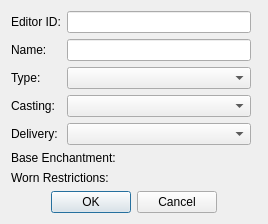
DavidJCobb/DovahKit, file native/src/DovahKit/ui/form_windows/enchantment.ui: the form before one commit.
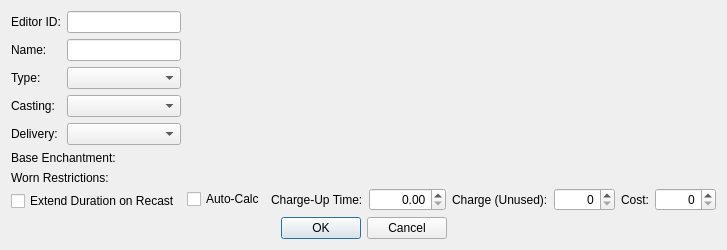
The form after the commit. Custom widgets are drawn as their Qt base class.

Diff of the .ui file:
```diff
--- a/native/src/DovahKit/ui/form_windows/enchantment.ui
+++ b/native/src/DovahKit/ui/form_windows/enchantment.ui
@@ -133,10 +133,10 @@
        </property>
       </widget>
      </item>
-     <item row="1" column="1">
-      <widget class="DKFormPicker" name="wornRestrictions">
-       <property name="whatsThis">
-        <string>A FormList of Keywords. The player will only be allowed to apply this enchantment to weapons or armor that have one of the keywords in this list.</string>
+     <item row="2" column="0" colspan="2">
+      <widget class="QCheckBox" name="flagExtendOnRecast">
+       <property name="text">
+        <string>Extend Duration on Recast</string>
        </property>
       </widget>
      </item>
@@ -145,7 +145,118 @@
    <item row="0" column="1" rowspan="2">
     <layout class="QVBoxLayout" name="verticalLayout">
      <item>
-      <widget class="DKMagicEffectListWidget" name="effects"/>
+      <widget class="DKMagicEffectListWidget" name="effects">
+       <property name="whatsThis">
+        <string extracomment="Source for the information on condition oddities is KernalsEgg's documentation for Scrambled Bugs.">&lt;p&gt;These are the Magic Effects associated with this Enchantment. Effects' magnitudes, durations, and areas of effect can be configured individually from here, such that a handful of Magic Effects can be shared across several different spells and enchantments with different settings in each. Additionally, conditions can be defined here, in order to temporarily enable and disable Magic Effects in real time during play.&lt;/p&gt;
+&lt;p&gt;Note that when the player learns an enchantment and then applies that enchantment to other items, the Enchantment's per-effect conditions (intentionally) will not be applied to the newly-enchanted items. Additionally, the presence of any per-effect conditions on the Enchantment can aggravate other bugs that affect calculation of a player-enchanted item's monetary value and (if it's a weapon) charge drain per attack. It's safe to define the conditions within the Magic Effect; it's Enchantment-side conditions that lead to odd behavior under the hood.&lt;/p&gt;</string>
+       </property>
+      </widget>
+     </item>
+     <item>
+      <layout class="QHBoxLayout" name="horizontalLayout">
+       <item>
+        <widget class="QCheckBox" name="flagAutoCalc">
+         <property name="whatsThis">
+          <string>&lt;p&gt;If this box is checked, then the game will auto-calculate the enchantment's charge and cost based on its effects. The enchantment's total cost (determining both the amount of charge that is drained when using the enchantment, and the monetary value added to an enchantment item) is the sum of the effects' magicka costs.&lt;/p&gt;</string>
+         </property>
+         <property name="text">
+          <string>Auto-Calc</string>
+         </property>
+        </widget>
+       </item>
+       <item>
+        <spacer name="horizontalSpacer_3">
+         <property name="orientation">
+          <enum>Qt::Horizontal</enum>
+         </property>
+         <property name="sizeHint" stdset="0">
+          <size>
+           <width>0</width>
+           <height>20</height>
+          </size>
+         </property>
+        </spacer>
+       </item>
+       <item>
+        <widget class="QLabel" name="label_8">
+         <property name="text">
+          <string>Charge-Up Time:</string>
+         </property>
+         <property name="buddy">
+          <cstring>chargeTime</cstring>
+         </property>
+        </widget>
+       </item>
+       <item>
+        <widget class="QDoubleSpinBox" name="chargeTime">
+         <property name="whatsThis">
+          <string>This is the amount of time that the player must hold the Weapon Swing button in order to charge up a staff's enchantment. Once the button has been down for that long, the enchantment will fire when the button is released.</string>
+         </property>
+         <property name="alignment">
+          <set>Qt::AlignRight|Qt::AlignTrailing|Qt::AlignVCenter</set>
+         </property>
+         <property name="maximum">
+          <double>99999.000000000000000</double>
+         </property>
+        </widget>
+       </item>
+       <item>
+        <widget class="QLabel" name="label_9">
+         <property name="text">
+          <string>Charge (Unused):</string>
+         </property>
+         <property name="buddy">
+          <cstring>chargeAmount</cstring>
+         </property>
+        </widget>
+       </item>
+       <item>
+        <widget class="QSpinBox" name="chargeAmount">
+         <property name="whatsThis">
+          <string>&lt;p&gt;This is a development leftover from Daggerfall, Morrowind, and possibly Oblivion, and is not used in Skyrim. If you want to configure the maximum charge (as in, &quot;battery life&quot;) for an Armor or Weapon with a predefined enchantment, you can do that when editing the Armor or Weapon. You cannot influence the charge available on items the player applies this enchantment to; that's computed based on the enchantment's magicka cost (not including any adjustments the player makes to the enchantment's power).&lt;/p&gt;
+&lt;hr/&gt;
+&lt;p&gt;In order to understand what this field is (or rather, used to be), it's important to understand a major difference in how player-made enchantments work pre- and post-Skyrim. &lt;strong&gt;The text below is historical information and is not needed for Skyrim modding, except to convey that this field isn't used anymore and does nothing.&lt;/strong&gt;&lt;/p&gt;
+&lt;p&gt;In Skyrim, you must acquire items that have predefined enchantments, and then &quot;disenchant&quot; them, destroying the items in order to &quot;learn&quot; the enchantments. Once you've learned an enchantment, you can apply that enchantment to new items, adjusting the enchantment's strength as desired in order to strike your preferred balance between power and charge (i.e. your item's &quot;battery life&quot;). Under the hood, the game creates a copy of the predefined Enchantment form that your character has learned, strips off all the Enchantment-side effect conditions, scales the effect magnitudes, and writes the new Enchantment form directly into your save file before then applying it to your item.&lt;/p&gt;
+&lt;p&gt;Prior to Skyrim, disenchantment didn't exist, and you couldn't &quot;learn&quot; enchantments as such. Rather, you learned Magic Effects (which were basically hardcoded into the game engine) by learning any spells which contained them; and then you could combine arbitrary Magic Effects to create brand-new enchantments. Under the hood, custom enchantments worked quite similarly to Skyrim: the game would create a new Enchantment form, assign your desired settings to it, and store that form in your save file.&lt;/p&gt;
+&lt;p&gt;Where this now-unused Charge field comes into the picture is how enchantments worked from a game design perspective.&lt;/p&gt;
+&lt;p&gt;In Daggerfall, the game's hardcoded base items could define a maximum magicka charge capacity, and this limited what enchantments the player could create and apply to the items: if a desired magic effect (or combination thereof) had too high a magicka cost, and a desired item had too low a charge capacity, then the player couldn't apply that enchantment to that item. Separately from this, there existed predefined enchantment items (imagine if Enchantment and Weapon were smushed into one form type) which could define their available magicka charge.&lt;/p&gt;
+&lt;p&gt;The basic rules of this system continued into Morrowind. Enchantable items still define a maximum charge capacity, which limits what effects you can enchant them with. However, predefined enchantments exist as their own forms, which can be used on (potentially multiple) weapon and armor forms, and those enchantments also define a charge amount. Once an item has been given an enchantment (whether predefined or player-made), the enchantment's charge value determines the item's maximum charge. If you take an item that initially has 80 charge capacity, and give it an enchantment with 20 charge, then its capacity drops to 20: you can't use Soul Gems to recharge it to 80 and have &quot;400% battery life.&quot;&lt;/p&gt;
+&lt;p&gt;In Skyrim, however, an item's charge is computed directly from the enchantment's Magicka cost (prior to any adjustments the player has made to the enchantment's strength). The charge value on Enchantment forms is unused. The charge value on Armor and Weapon forms determines the maximum charge of an item with a predefined enchantment. When the player creates a new enchanted item, the current and maximum charge are both stored within the data for that individual item.&lt;/p&gt;</string>
+         </property>
+         <property name="alignment">
+          <set>Qt::AlignRight|Qt::AlignTrailing|Qt::AlignVCenter</set>
+         </property>
+         <property name="maximum">
+          <number>99999</number>
+         </property>
+        </widget>
+       </item>
+       <item>
+        <widget class="QLabel" name="label_10">
+         <property name="text">
+          <string>Cost:</string>
+         </property>
+         <property name="buddy">
+          <cstring>cost</cstring>
+         </property>
+        </widget>
+       </item>
+       <item>
+        <widget class="QSpinBox" name="cost">
+         <property name="whatsThis">
+          <string extracomment="Source for the information on engine bugs is KernalsEgg's documentation for Scrambled Bugs.">&lt;p&gt;This determines both the amount of charge that is depleted when casting a weapon enchantment, and the monetary value that is added to an item which has this enchantment.&lt;/p&gt;
+&lt;p&gt;Note that when the player applies enchantments to new items, the enchantments' cost is modified according to the player's Enchanting skill level (at the time the enchantment is applied) and a handful of Game Settings. The calculation is presented below, and is designed to reduce the enchantment's cost as the player levels up. The default Game Setting values are configured such that this cost modification slows the growth of enchanted items' monetary value, and it also means that custom enchanted weapons' charge will drain more slowly when the weapons are enchanted by skilled players. However, the game engine has multiple bugs which cause it to straight-up forget that a weapon's enchantment was player-created, such that (absent the use of SKSE plug-in DLLs) after the player saves and reloads, the item's default cost is used verbatim instead of the formula below.&lt;/p&gt;
+&lt;p&gt;(1 - (&lt;var&gt;skill&lt;/var&gt; × &lt;code&gt;fEnchantingSkillCostBase&lt;/code&gt;) ^ &lt;code&gt;fEnchantingSkillCostScale&lt;/code&gt;) × (&lt;code&gt;fEnchantingSkillCostMult&lt;/code&gt; × (&lt;var&gt;cost&lt;/var&gt; ^ &lt;code&gt;fEnchantingCostExponent&lt;/code&gt;))&lt;/p&gt;</string>
+         </property>
+         <property name="alignment">
+          <set>Qt::AlignRight|Qt::AlignTrailing|Qt::AlignVCenter</set>
+         </property>
+         <property name="maximum">
+          <number>99999</number>
+         </property>
+        </widget>
+       </item>
+      </layout>
      </item>
     </layout>
    </item>
```
Left out of the diff: 12 changed lines with no effect on the pictures.
